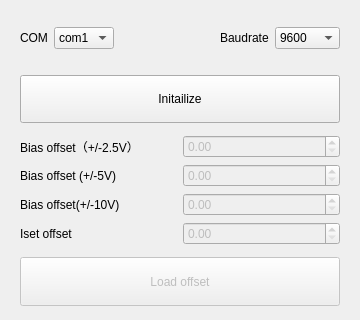
Old version of the form pyqt5 STM software/ui/Setting.ui in the repository freestylexyz/STM-pyqt5-software.
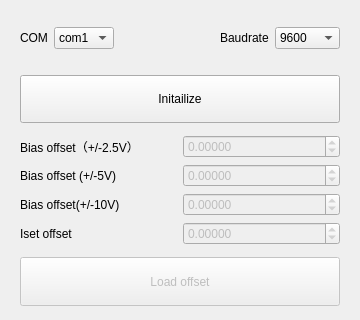
New version of the form. Icons and pictures are not drawn.

Diff of the .ui file:
```diff
--- a/pyqt5 STM software/ui/Setting.ui
+++ b/pyqt5 STM software/ui/Setting.ui
@@ -316,6 +316,15 @@
              <pointsize>9</pointsize>
             </font>
            </property>
+           <property name="decimals">
+            <number>5</number>
+           </property>
+           <property name="minimum">
+            <double>-2.500000000000000</double>
+           </property>
+           <property name="maximum">
+            <double>2.500000000000000</double>
+           </property>
           </widget>
          </item>
          <item row="1" column="0">
@@ -364,6 +373,15 @@
              <pointsize>9</pointsize>
             </font>
            </property>
+           <property name="decimals">
+            <number>5</number>
+           </property>
+           <property name="minimum">
+            <double>-2.500000000000000</double>
+           </property>
+           <property name="maximum">
+            <double>2.500000000000000</double>
+           </property>
           </widget>
          </item>
          <item row="2" column="0">
@@ -412,6 +430,15 @@
              <pointsize>9</pointsize>
             </font>
            </property>
+           <property name="decimals">
+            <number>5</number>
+           </property>
+           <property name="minimum">
+            <double>-2.500000000000000</double>
+           </property>
+           <property name="maximum">
+            <double>2.500000000000000</double>
+           </property>
           </widget>
          </item>
          <item row="3" column="0">
@@ -458,6 +485,15 @@
            <property name="alignment">
             <set>Qt::AlignLeading|Qt::AlignLeft|Qt::AlignVCenter</set>
            </property>
+           <property name="decimals">
+            <number>5</number>
+           </property>
+           <property name="minimum">
+            <double>-10.000000000000000</double>
+           </property>
+           <property name="maximum">
+            <double>10.000000000000000</double>
+           </property>
           </widget>
          </item>
         </layout>
```
